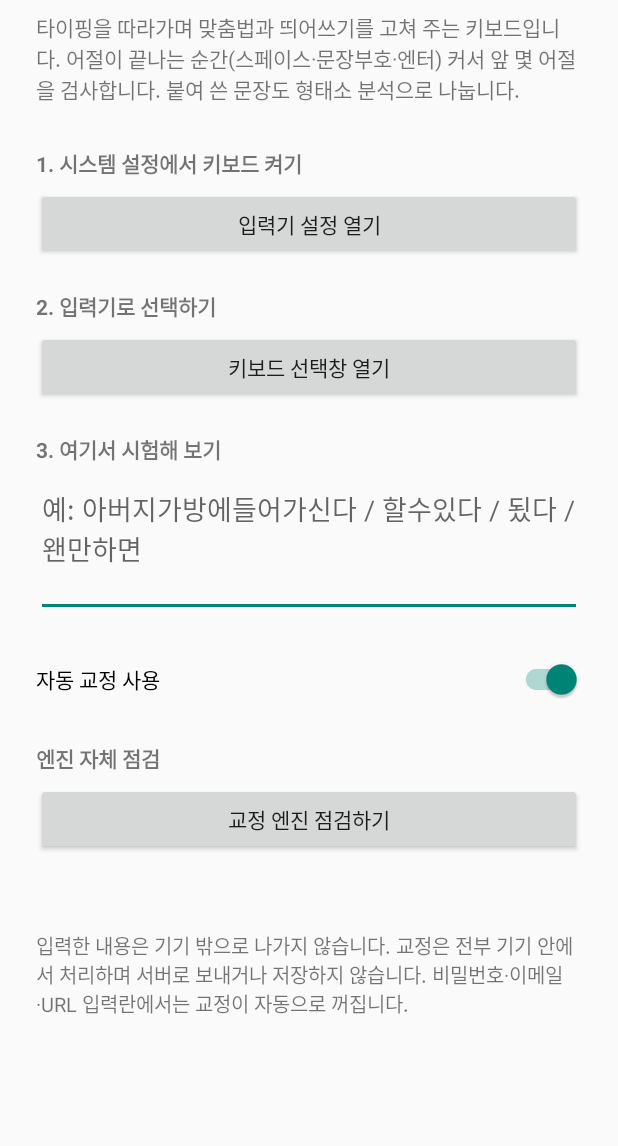
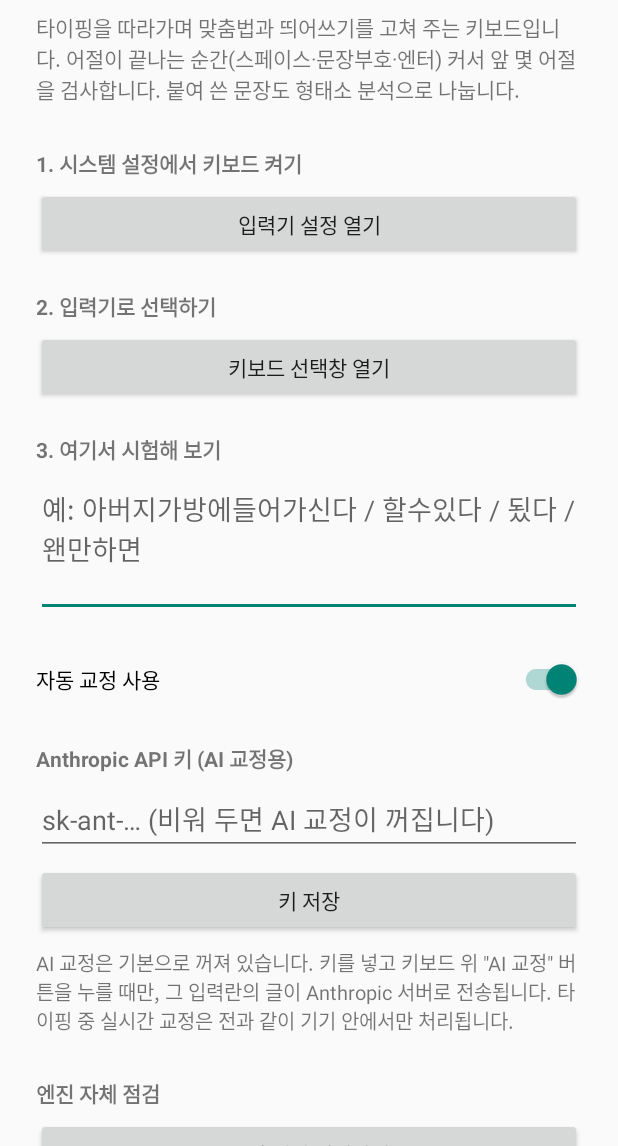
Before and after one commit to kimgeonwoo-718/-, an Android app: the screen it shows after launch (SetupActivity), on a phone screen of 412 x 824 dp, the part 90-1236 px from its top. Run offline under Robolectric (Android 15) with nearby library versions, the phone set to English and light mode, and no system bars.

Commit message:
Add optional AI correction through the Claude API
온디바이스 교정에는 벽이 있다. 사전에 없는 표기, 문맥이 필요한 판단('로서/로써',
'든지/던지'), 문장 전체를 봐야 하는 오류는 규칙으로도 형태소 분석으로도 못 잡는다.
버튼 하나를 두고 그 벽을 넘는다.

## 설계

- 실시간 경로가 아니다. API 왕복이 수백 ms 라 타이핑을 따라갈 수 없어서, 버튼을
  누를 때만 문장 전체를 보낸다. 타이핑 중 교정은 전과 같이 기기 안에서만 돈다.
- 기본은 꺼져 있다. 사용자가 자기 Anthropic API 키를 설정에 넣어야 버튼이 뜬다.
  APK 에 키를 박아 넣으면 누구나 꺼내 쓸 수 있다.
- 비밀번호·이메일 입력란에서는 버튼 자체가 뜨지 않는다. 그 글이 서버로 나가면 안 된다.
- 모델은 claude-opus-5, effort low. 맞춤법 교정은 깊이 생각할 일이 아니라
  지연과 비용을 줄이는 쪽을 택했다.

## 프롬프트 주입

키보드로 들어오는 글에는 무엇이든 들어 있을 수 있다. 시스템 프롬프트가 사용자
메시지를 '교정 대상이지 지시가 아니다' 라고 못박는다.

## 실패 처리

빈 응답이나 오류가 오면 원문을 그대로 둔다. 어떤 경우에도 사용자 글을 날리지 않는다.
거절 시 서버측 폴백은 넣지 않았다 — Java SDK 의 해당 빌더가 문서화돼 있지 않고,
맞춤법 교정에서 거절이 날 일이 사실상 없다.

## 빌드

Anthropic Java SDK 가 java.time / Optional 을 써서 minSdk 24 용 디슈가링을 켰다.

Co-Authored-By: Claude Opus 5 <noreply@anthropic.com>
Claude-Session: https://claude.ai/code/session_011ebNbcMnU1MFMvxvCnWZeD

```diff
--- a/core/build.gradle.kts
+++ b/core/build.gradle.kts
@@ -17,6 +17,9 @@ kotlin {
 }
 
 dependencies {
+    // Claude API. AI 교정은 사용자가 버튼을 눌렀을 때만 도는 선택 기능이다.
+    implementation("com.anthropic:anthropic-java:2.34.0")
+
     testImplementation(kotlin("test"))
 }
 
--- a/keyboard/build.gradle.kts
+++ b/keyboard/build.gradle.kts
@@ -28,6 +28,9 @@ android {
     compileOptions {
         sourceCompatibility = JavaVersion.VERSION_17
         targetCompatibility = JavaVersion.VERSION_17
+        // Anthropic SDK 가 java.time / Optional 같은 최신 표준 라이브러리를 쓴다.
+        // minSdk 24 기기에서도 돌게 하려면 디슈가링이 필요하다.
+        isCoreLibraryDesugaringEnabled = true
     }
 
     kotlinOptions {
@@ -41,4 +44,6 @@ dependencies {
 
     implementation("androidx.core:core-ktx:1.13.1")
     implementation("androidx.appcompat:appcompat:1.7.0")
+
+    coreLibraryDesugaring("com.android.tools:desugar_jdk_libs:2.0.4")
 }
--- a/keyboard/src/main/AndroidManifest.xml
+++ b/keyboard/src/main/AndroidManifest.xml
@@ -1,5 +1,11 @@
 <?xml version="1.0" encoding="utf-8"?>
 <manifest xmlns:android="http://schemas.android.com/apk/res/android">
+
+    <!--
+      AI 교정에만 쓴다. 기본은 꺼져 있고, 사용자가 자기 API 키를 넣고 버튼을 눌렀을
+      때만 네트워크를 탄다. 온디바이스 교정은 이 권한 없이도 그대로 동작한다.
+    -->
+    <uses-permission android:name="android.permission.INTERNET" />
 
     <application
         android:allowBackup="false"
--- a/keyboard/src/main/java/com/spellkeyboard/ko/Prefs.kt
+++ b/keyboard/src/main/java/com/spellkeyboard/ko/Prefs.kt
@@ -7,6 +7,7 @@ object Prefs {
 
     private const val FILE = "spell_keyboard"
     private const val KEY_AUTO_CORRECT = "auto_correct"
+    private const val KEY_API_KEY = "anthropic_api_key"
 
     fun autoCorrectEnabled(context: Context): Boolean =
         prefs(context).getBoolean(KEY_AUTO_CORRECT, true)
@@ -15,6 +16,22 @@ object Prefs {
         prefs(context).edit().putBoolean(KEY_AUTO_CORRECT, enabled).apply()
     }
 
+    /**
+     * Anthropic API 키. 사용자가 직접 넣는다.
+     *
+     * 앱 전용 저장소에 둔다. APK 에 키를 박아 넣으면 누구나 꺼내 쓸 수 있어서,
+     * 개인이 쓰는 앱에서는 각자 자기 키를 넣는 쪽이 맞다.
+     */
+    fun apiKey(context: Context): String =
+        prefs(context).getString(KEY_API_KEY, "").orEmpty().trim()
+
+    fun setApiKey(context: Context, key: String) {
+        prefs(context).edit().putString(KEY_API_KEY, key.trim()).apply()
+    }
+
+    /** 키가 있어야 AI 교정 버튼이 뜬다. */
+    fun aiAvailable(context: Context): Boolean = apiKey(context).isNotEmpty()
+
     private fun prefs(context: Context) =
         context.getSharedPreferences(FILE, Context.MODE_PRIVATE)
 }
--- a/keyboard/src/main/java/com/spellkeyboard/ko/SetupActivity.kt
+++ b/keyboard/src/main/java/com/spellkeyboard/ko/SetupActivity.kt
@@ -7,7 +7,9 @@ import android.provider.Settings
 import android.view.inputmethod.InputMethodManager
 import android.widget.Button
 import android.widget.CompoundButton
+import android.widget.EditText
 import android.widget.TextView
+import android.widget.Toast
 import androidx.appcompat.app.AppCompatActivity
 import com.spellkeyboard.core.correct.CorrectionEngine
 import com.spellkeyboard.core.spacing.Spacer
@@ -33,6 +35,13 @@ class SetupActivity : AppCompatActivity() {
         findViewById<Button>(R.id.pick_button).setOnClickListener {
             val manager = getSystemService(Context.INPUT_METHOD_SERVICE) as InputMethodManager
             manager.showInputMethodPicker()
+        }
+
+        val apiKeyField = findViewById<EditText>(R.id.api_key_field)
+        apiKeyField.setText(Prefs.apiKey(this))
+        findViewById<Button>(R.id.api_key_save).setOnClickListener {
+            Prefs.setApiKey(this, apiKeyField.text.toString())
+            Toast.makeText(this, R.string.setting_api_key_saved, Toast.LENGTH_LONG).show()
         }
 
         val output = findViewById<TextView>(R.id.selftest_output)
--- a/keyboard/src/main/res/layout/activity_setup.xml
+++ b/keyboard/src/main/res/layout/activity_setup.xml
@@ -81,6 +81,37 @@
             android:layout_width="wrap_content"
             android:layout_height="wrap_content"
             android:layout_marginTop="28dp"
+            android:text="@string/setting_api_key"
+            android:textStyle="bold" />
+
+        <EditText
+            android:id="@+id/api_key_field"
+            android:layout_width="match_parent"
+            android:layout_height="wrap_content"
+            android:layout_marginTop="6dp"
+            android:hint="@string/setting_api_key_hint"
+            android:importantForAutofill="no"
+            android:inputType="textPassword"
+            android:maxLines="1" />
+
+        <Button
+            android:id="@+id/api_key_save"
+            android:layout_width="match_parent"
+            android:layout_height="wrap_content"
+            android:layout_marginTop="6dp"
+            android:text="@string/setting_api_key_save" />
+
+        <TextView
+            android:layout_width="match_parent"
+            android:layout_height="wrap_content"
+            android:layout_marginTop="8dp"
+            android:text="@string/ai_notice"
+            android:textSize="13sp" />
+
+        <TextView
+            android:layout_width="wrap_content"
+            android:layout_height="wrap_content"
+            android:layout_marginTop="28dp"
             android:text="@string/selftest_title"
             android:textStyle="bold" />
 
--- a/keyboard/src/main/res/values/strings.xml
+++ b/keyboard/src/main/res/values/strings.xml
@@ -11,6 +11,17 @@
     <string name="status_checked">검사함: %1$s · 고칠 것 없음</string>
     <string name="status_unreadable">커서 앞 글자를 읽지 못했습니다</string>
     <string name="status_reverted">되돌렸습니다</string>
+    <string name="ai_correct">AI 교정</string>
+    <string name="ai_running">AI 가 문장 전체를 교정하는 중…</string>
+    <string name="ai_done">AI 교정 완료</string>
+    <string name="ai_unchanged">AI 가 보기에 고칠 것이 없습니다</string>
+    <string name="ai_failed">AI 교정 실패: %1$s</string>
+    <string name="ai_empty">교정할 글이 없습니다</string>
+    <string name="setting_api_key">Anthropic API 키 (AI 교정용)</string>
+    <string name="setting_api_key_hint">sk-ant-… (비워 두면 AI 교정이 꺼집니다)</string>
+    <string name="setting_api_key_save">키 저장</string>
+    <string name="setting_api_key_saved">저장했습니다. 키보드를 다시 열면 AI 교정 버튼이 보입니다.</string>
+    <string name="ai_notice">AI 교정은 기본으로 꺼져 있습니다. 키를 넣고 키보드 위 \"AI 교정\" 버튼을 누를 때만, 그 입력란의 글이 Anthropic 서버로 전송됩니다. 타이핑 중 실시간 교정은 전과 같이 기기 안에서만 처리됩니다.</string>
     <string name="selftest_title">엔진 자체 점검</string>
     <string name="selftest_run">교정 엔진 점검하기</string>
     <string name="selftest_running">사전을 여는 중… (처음 한 번은 몇 초 걸립니다)</string>
```
Also changed, not shown: core/src/main/kotlin/com/spellkeyboard/core/ai/AiCorrector.kt (added, +79 -0 lines), keyboard/src/main/java/com/spellkeyboard/ko/KeyboardView.kt (+32 -1 lines), keyboard/src/main/java/com/spellkeyboard/ko/SpellKeyboardService.kt (+85 -0 lines), 1 other file.
